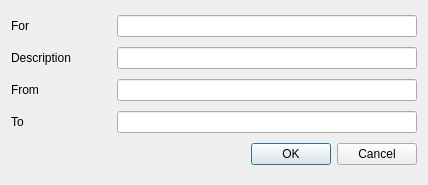
trumpton/ContactManager, file appointmentform.ui: the form before one commit.
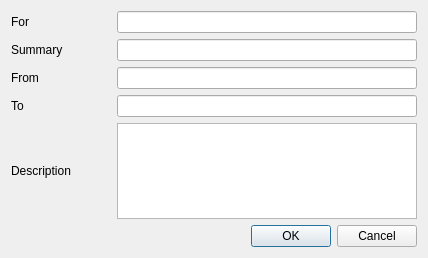
The form after the commit. Custom widgets are drawn as their Qt base class.

Commit message: Appointment stores summary and description and syncs correctly

```diff
--- a/appointmentform.ui
+++ b/appointmentform.ui
@@ -7,7 +7,7 @@
     <x>0</x>
     <y>0</y>
     <width>426</width>
-    <height>185</height>
+    <height>258</height>
    </rect>
   </property>
   <property name="sizePolicy">
@@ -19,7 +19,7 @@
   <property name="maximumSize">
    <size>
     <width>16777215</width>
-    <height>185</height>
+    <height>258</height>
    </size>
   </property>
   <property name="windowTitle">
@@ -79,7 +79,7 @@
         </size>
        </property>
        <property name="text">
-        <string>Description</string>
+        <string>Summary</string>
        </property>
       </widget>
      </item>
@@ -149,6 +149,29 @@
      </item>
     </layout>
    </item>
+   <item>
+    <layout class="QHBoxLayout" name="horizontalLayout_5">
+     <property name="topMargin">
+      <number>0</number>
+     </property>
+     <item>
+      <widget class="QLabel" name="label_4">
+       <property name="minimumSize">
+        <size>
+         <width>100</width>
+         <height>0</height>
+        </size>
+       </property>
+       <property name="text">
+        <string>Description</string>
+       </property>
+      </widget>
+     </item>
+     <item>
+      <widget class="SafeTextEdit" name="plaintexteditDescription"/>
+     </item>
+    </layout>
+   </item>
    <item>
     <widget class="QDialogButtonBox" name="buttonBox">
      <property name="orientation">
@@ -162,16 +185,21 @@
   </layout>
  </widget>
  <customwidgets>
-  <customwidget>
-   <class>SafeLineEdit</class>
-   <extends>QLineEdit</extends>
-   <header>../Lib/safelineedit.h</header>
-  </customwidget>
   <customwidget>
    <class>LineEditNavigator</class>
    <extends>QLineEdit</extends>
    <header>../Lib/lineeditnavigator.h</header>
   </customwidget>
+  <customwidget>
+   <class>SafeTextEdit</class>
+   <extends>QPlainTextEdit</extends>
+   <header>../Lib/safetextedit.h</header>
+  </customwidget>
+  <customwidget>
+   <class>SafeLineEdit</class>
+   <extends>QLineEdit</extends>
+   <header>../Lib/safelineedit.h</header>
+  </customwidget>
   <customwidget>
    <class>AccessibleDateRangeEdit</class>
    <extends>QLineEdit</extends>
```
Left out of the diff: 4 changed lines with no effect on the pictures. The commit also changes 5 other files.
